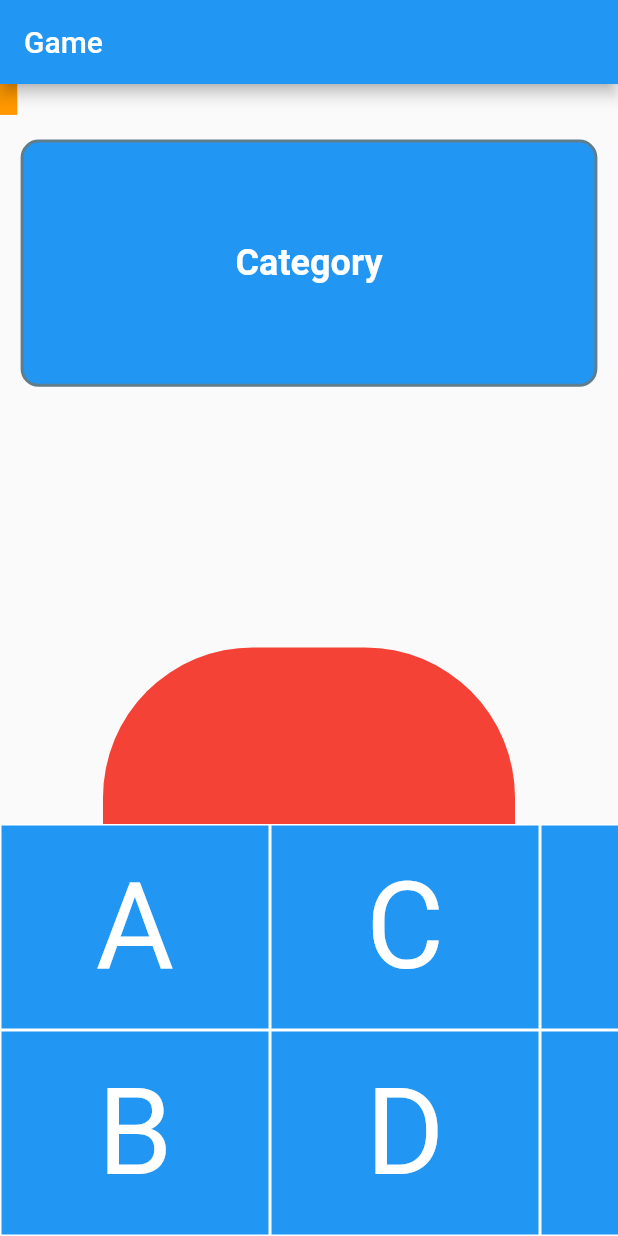
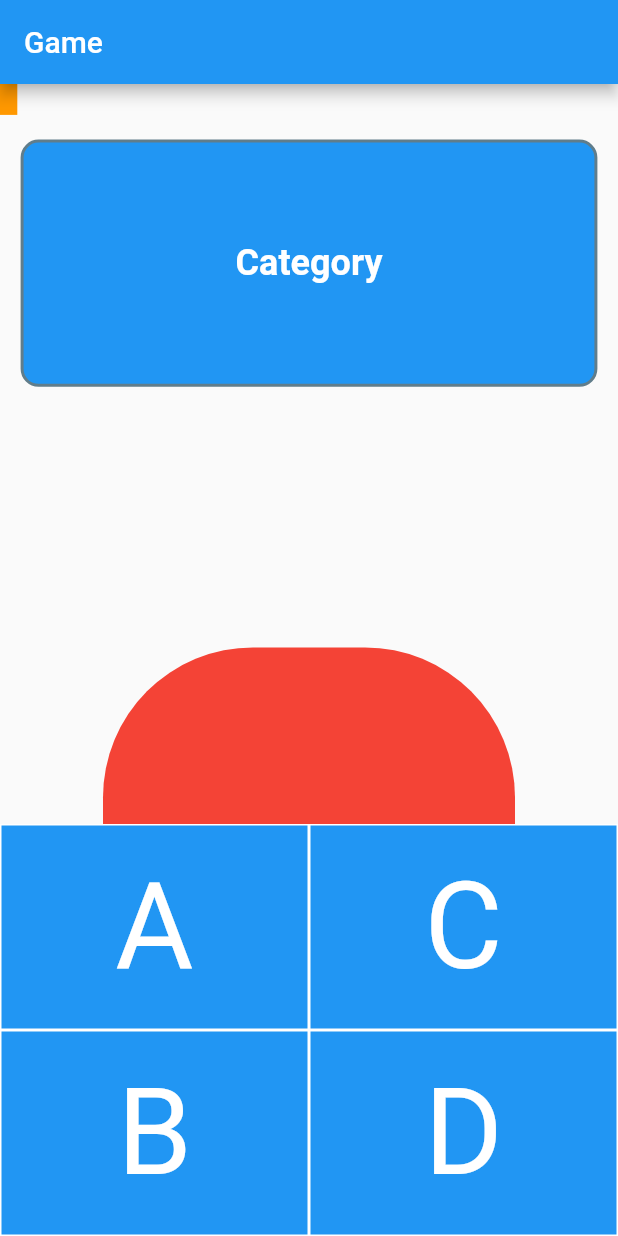
Before and after one commit to EdreiFernandes/dont_stop, a Flutter app: the screen it shows after launch, on a phone screen of 412 x 824 dp. Run offline on Flutter 3.47's test engine with Material 2 defaults, Android fonts, the phone set to English and light mode, and no system bars; our stand-ins replace shared_preferences.

Commit message:
Hot-Fix: Corrigindo a dimensão do KeyboardTile que não estava usando ScreenSize

```diff
--- a/lib/components/letter_selector/keyboard_tile.dart
+++ b/lib/components/letter_selector/keyboard_tile.dart
@@ -40,7 +40,7 @@ class _KeyboardTileState extends State<KeyboardTile> {
           });
         },
         child: Container(
-          width: 180.0,
+          width: ScreenSize().getWidth(context, dividedBy: 2.0),
           height: ScreenSize().getHeight(context, dividedBy: 6.0),
           decoration: BoxDecoration(
             border: Border.all(
```
